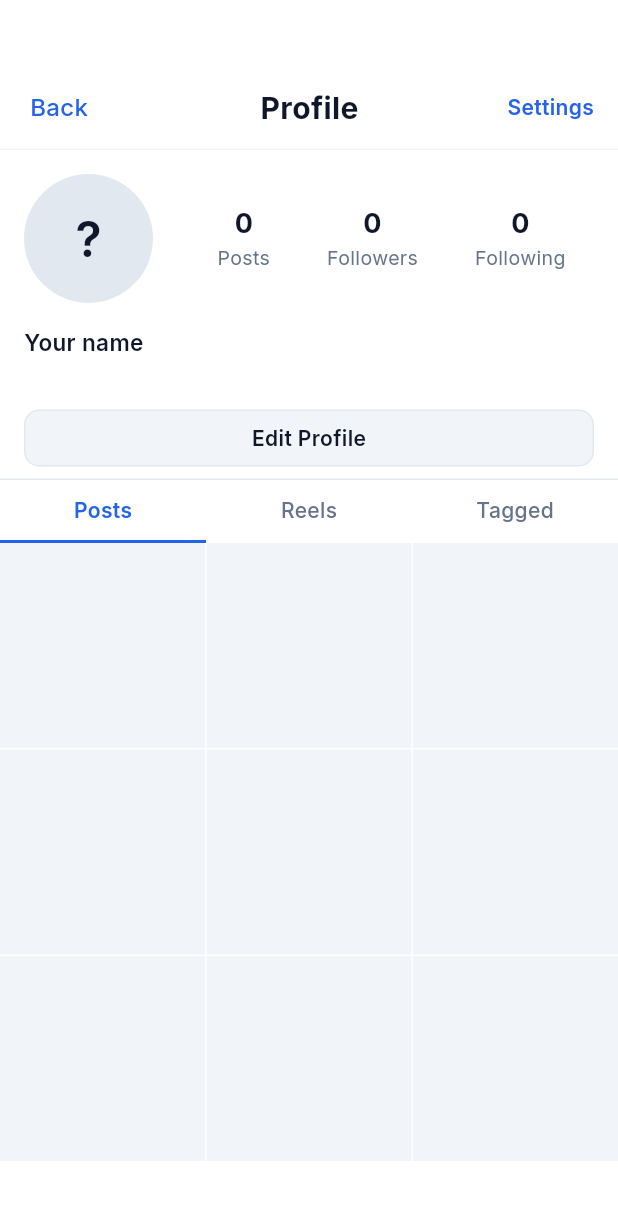
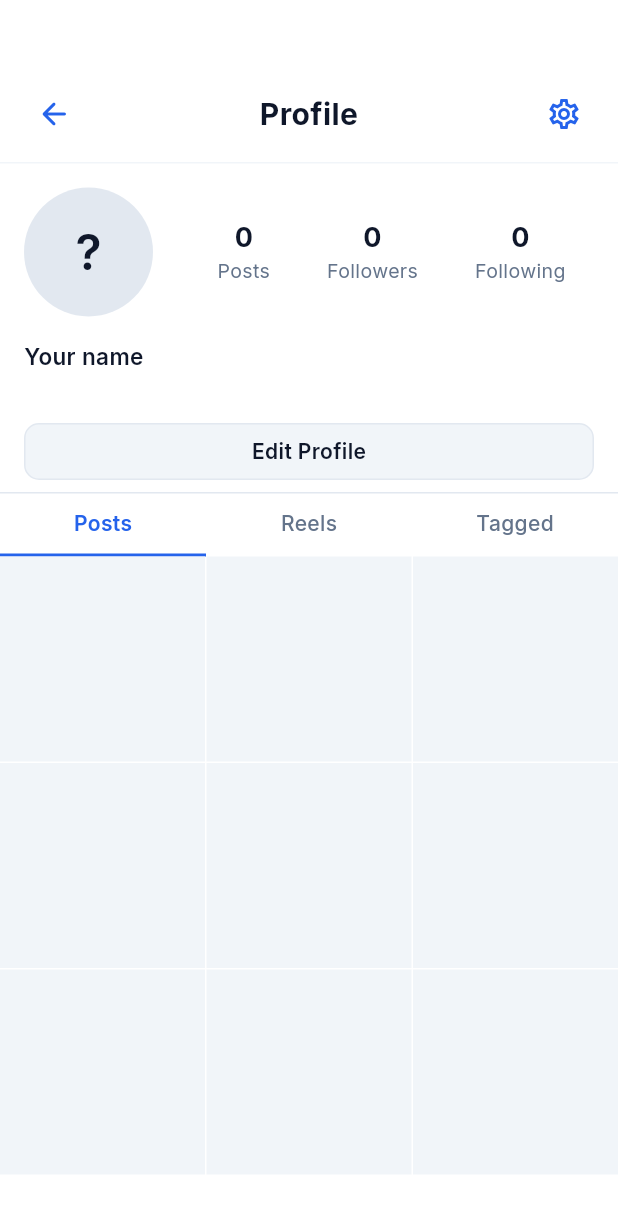
Before and after one commit to daniilpaschenko/vaanjay, a Flutter app: the ProfileScreen screen opened by its route, on a phone screen of 412 x 824 dp. Shown: the top 1213 px of the screen. Run offline on Flutter 3.47's test engine with Material 3 defaults, Android fonts, the phone set to English and light mode, and no system bars; our stand-ins replace cloud_firestore, firebase_auth, firebase_core, flutter_riverpod, freezed_annotation, go_router; accounts and stored records are empty.

Commit message:
feat(ui): center header titles and use icon actions

```diff
--- a/apps/mobile/lib/core/theme/app_dimens.dart
+++ b/apps/mobile/lib/core/theme/app_dimens.dart
@@ -109,6 +109,8 @@ abstract final class AppDimens {
   // Shared layout
   static const screenTopInset = 56.0; // status-bar offset used by RN headers
   static const headerHPadding = 16.0;
+  static const headerIconSize = 24.0;
+  static const headerIconButtonSize = 40.0; // tap target for header icons
   static const contentPadding = 16.0;
   static const cardRadius = 12.0;
   static const cardRadiusSmall = 10.0;
--- a/apps/mobile/lib/core/widgets/back_link.dart
+++ b/apps/mobile/lib/core/widgets/back_link.dart
@@ -3,38 +3,33 @@ import 'package:flutter/material.dart';
 import '../theme/app_colors.dart';
 import '../theme/app_dimens.dart';
 
-/// Left-aligned "Back" text link used at the top of pushed screens.
+/// Back arrow used at the top of pushed screens.
 class BackLink extends StatelessWidget {
   const BackLink({
     super.key,
     required this.onTap,
-    this.text = 'Back',
+    this.tooltip = 'Back',
   });
 
   final VoidCallback onTap;
-  final String text;
+  final String tooltip;
 
   @override
   Widget build(BuildContext context) {
     return Align(
       alignment: Alignment.centerLeft,
       widthFactor: 1,
-      child: InkWell(
-        borderRadius: BorderRadius.circular(AppDimens.linkRadius),
-        onTap: onTap,
-        child: Padding(
-          padding: const EdgeInsets.symmetric(
-            horizontal: AppDimens.linkPadding,
-            vertical: AppDimens.linkPadding,
-          ),
-          child: Text(
-            text,
-            style: const TextStyle(
-              fontSize: AppDimens.buttonText,
-              fontWeight: FontWeight.w500,
-              color: AppColors.primary,
-            ),
-          ),
+      child: IconButton(
+        onPressed: onTap,
+        tooltip: tooltip,
+        icon: const Icon(Icons.arrow_back_rounded),
+        iconSize: AppDimens.headerIconSize,
+        color: AppColors.primary,
+        padding: EdgeInsets.zero,
+        visualDensity: VisualDensity.compact,
+        constraints: const BoxConstraints(
+          minWidth: AppDimens.headerIconButtonSize,
+          minHeight: AppDimens.headerIconButtonSize,
         ),
       ),
     );
--- a/apps/mobile/lib/core/widgets/screen_header.dart
+++ b/apps/mobile/lib/core/widgets/screen_header.dart
@@ -11,6 +11,7 @@ class ScreenHeader extends StatelessWidget {
     this.leading,
     this.title,
     this.trailing,
+    this.centerTitle = false,
     this.borderColor = AppColors.borderSubtle,
     this.paddingTop = AppDimens.screenTopInset,
     this.paddingBottom = AppDimens.homeHeaderBottomGap,
@@ -19,6 +20,11 @@ class ScreenHeader extends StatelessWidget {
   final Widget? leading;
   final Widget? title;
   final Widget? trailing;
+
+  /// Centers the title between fixed-width side slots, so it stays in the
+  /// middle of the screen regardless of the leading/trailing widget widths.
+  final bool centerTitle;
+
   final Color borderColor;
   final double paddingTop;
   final double paddingBottom;
@@ -38,7 +44,12 @@ class ScreenHeader extends StatelessWidget {
           bottom: BorderSide(color: borderColor, width: AppDimens.borderWidth),
         ),
       ),
-      child: Row(
+      child: centerTitle ? _buildCenteredRow() : _buildRow(),
+    );
+  }
+
+  Widget _buildRow() {
+    return Row(
       children: [
         ?leading,
         if (title != null) ...[
@@ -48,7 +59,28 @@ class ScreenHeader extends StatelessWidget {
           const Spacer(),
         ?trailing,
       ],
+    );
+  }
+
+  Widget _buildCenteredRow() {
+    return Row(
+      children: [
+        SizedBox(
+          width: AppDimens.headerIconButtonSize,
+          child: leading == null
+              ? null
+              : Align(alignment: Alignment.centerLeft, child: leading),
         ),
+        Expanded(
+          child: title == null ? const SizedBox.shrink() : Center(child: title),
+        ),
+        SizedBox(
+          width: AppDimens.headerIconButtonSize,
+          child: trailing == null
+              ? null
+              : Align(alignment: Alignment.centerRight, child: trailing),
+        ),
+      ],
     );
   }
 }
--- a/apps/mobile/lib/features/billing/presentation/payment_screen.dart
+++ b/apps/mobile/lib/features/billing/presentation/payment_screen.dart
@@ -47,15 +47,15 @@ class _PaymentScreenState extends ConsumerState<PaymentScreen> {
           crossAxisAlignment: CrossAxisAlignment.stretch,
           children: [
             ScreenHeader(
+              centerTitle: true,
               leading: BackLink(onTap: () => context.pop()),
-              title: const Center(
-                child: Text(
-                  'Payments',
-                  style: TextStyle(
-                    color: AppColors.title,
-                    fontSize: 20,
-                    fontWeight: FontWeight.w700,
-                  ),
+              title: const Text(
+                'Payments',
+                textAlign: TextAlign.center,
+                style: TextStyle(
+                  color: AppColors.title,
+                  fontSize: 20,
+                  fontWeight: FontWeight.w700,
                 ),
               ),
               trailing: const SizedBox(width: 40),
--- a/apps/mobile/lib/features/profile/presentation/other_user_profile_screen.dart
+++ b/apps/mobile/lib/features/profile/presentation/other_user_profile_screen.dart
@@ -31,15 +31,15 @@ class OtherUserProfileScreen extends ConsumerWidget {
         child: Column(
           children: [
             ScreenHeader(
+              centerTitle: true,
               leading: BackLink(onTap: () => context.pop()),
-              title: Center(
-                child: Text(
-                  '@$username',
-                  style: const TextStyle(
-                    color: AppColors.title,
-                    fontSize: AppDimens.inputText,
-                    fontWeight: FontWeight.w600,
-                  ),
+              title: Text(
+                '@$username',
+                textAlign: TextAlign.center,
+                style: const TextStyle(
+                  color: AppColors.title,
+                  fontSize: AppDimens.inputText,
+                  fontWeight: FontWeight.w600,
                 ),
               ),
               trailing: const SizedBox(width: 40),
--- a/apps/mobile/lib/features/profile/presentation/profile_screen.dart
+++ b/apps/mobile/lib/features/profile/presentation/profile_screen.dart
@@ -38,6 +38,7 @@ class ProfileScreen extends ConsumerWidget {
         child: Column(
           children: [
             ScreenHeader(
+              centerTitle: true,
               leading: BackLink(onTap: () => context.pop()),
               title: const Text(
                 'Profile',
@@ -48,15 +49,17 @@ class ProfileScreen extends ConsumerWidget {
                   fontWeight: FontWeight.w700,
                 ),
               ),
-              trailing: GestureDetector(
-                onTap: () => context.push(RoutePaths.settings),
-                child: const Text(
-                  'Settings',
-                  style: TextStyle(
-                    color: AppColors.primary,
-                    fontSize: AppDimens.bodyText,
-                    fontWeight: FontWeight.w600,
-                  ),
+              trailing: IconButton(
+                onPressed: () => context.push(RoutePaths.settings),
+                tooltip: 'Settings',
+                icon: const Icon(Icons.settings_outlined),
+                iconSize: AppDimens.headerIconSize,
+                color: AppColors.primary,
+                padding: EdgeInsets.zero,
+                visualDensity: VisualDensity.compact,
+                constraints: const BoxConstraints(
+                  minWidth: AppDimens.headerIconButtonSize,
+                  minHeight: AppDimens.headerIconButtonSize,
                 ),
               ),
             ),
--- a/apps/mobile/lib/features/settings/presentation/settings_screen.dart
+++ b/apps/mobile/lib/features/settings/presentation/settings_screen.dart
@@ -64,6 +64,7 @@ class SettingsScreen extends ConsumerWidget {
         child: Column(
           children: [
             ScreenHeader(
+              centerTitle: true,
               leading: BackLink(onTap: () => context.pop()),
               title: const Text(
                 'Settings',
```
Lines whose indentation alone changed are shown as unchanged.
